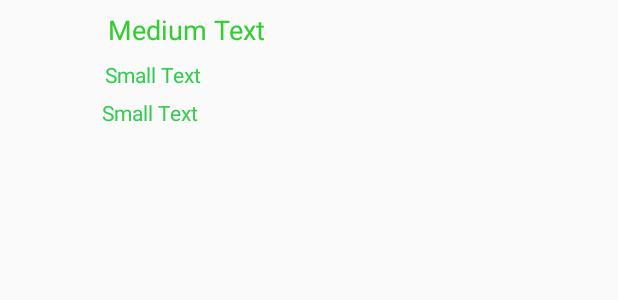
After one commit to kyleqho/CECS-491A, an Android app: the layout mylist.xml on its own in the app's theme, with its tools: preview values and no code run, on a phone screen of 412 x 824 dp. The commit adds this screen. Shown: the top 300 px of the screen. Run offline under Robolectric (Android 15) with nearby library versions, the phone set to English and light mode, and no system bars.

Commit message:
Added Lists
Added ListAdapater.java, List.java, mylist.xml, list.xml.

Moved FetchPictures to List.java

```diff
--- a/FindAFeast/app/src/main/AndroidManifest.xml
+++ b/FindAFeast/app/src/main/AndroidManifest.xml
@@ -15,6 +15,7 @@
                 <category android:name="android.intent.category.LAUNCHER" />
             </intent-filter>
         </activity>
+        <activity android:name=".List"></activity>
 
     </application>
 
--- /dev/null
+++ b/FindAFeast/app/src/main/res/layout/mylist.xml
@@ -0,0 +1,51 @@
+<?xml version="1.0" encoding="utf-8"?>
+<LinearLayout xmlns:android="http://schemas.android.com/apk/res/android"
+    android:layout_width="match_parent"
+    android:layout_height="match_parent"
+    android:orientation="horizontal" >
+
+    <ImageView
+        android:id="@+id/icon"
+        android:layout_width="60dp"
+        android:layout_height="60dp"
+        android:padding="5dp" />
+
+    <LinearLayout android:layout_width="wrap_content"
+        android:layout_height="wrap_content"
+        android:orientation="vertical">
+
+        <TextView
+            android:id="@+id/restaurant_name"
+            android:layout_width="wrap_content"
+            android:layout_height="wrap_content"
+            android:text="Medium Text"
+            android:textAppearance="?android:attr/textAppearanceMedium"
+            android:layout_marginLeft="10dp"
+            android:layout_marginTop="5dp"
+            android:padding="2dp"
+            android:textColor="#33CC33" />
+
+        <TextView
+            android:id="@+id/restaurant_rating"
+            android:layout_width="wrap_content"
+            android:layout_height="wrap_content"
+            android:text="Small Text"
+            android:textAppearance="?android:attr/textAppearanceSmall"
+            android:layout_marginLeft="8dp"
+            android:layout_marginTop="4dp"
+            android:padding="2dp"
+            android:textColor="#33CC50"/>
+
+        <TextView
+            android:id="@+id/restaurant_distance"
+            android:layout_width="wrap_content"
+            android:layout_height="wrap_content"
+            android:text="Small Text"
+            android:textAppearance="?android:attr/textAppearanceSmall"
+            android:layout_marginLeft="6dp"
+            android:layout_marginTop="2dp"
+            android:padding="2dp"
+            android:textColor="#33CC50"/>
+
+    </LinearLayout>
+</LinearLayout>
```
Also changed, not shown: FindAFeast/app/src/main/java/com/kajak/findafeast/List.java (added, +148 -0 lines), FindAFeast/app/src/main/java/com/kajak/findafeast/ListAdapter.java (added, +52 -0 lines), FindAFeast/app/src/main/java/com/kajak/findafeast/MainActivity.java (+57 -39 lines), FindAFeast/app/src/main/res/layout/list.xml (added, +19 -0 lines).
